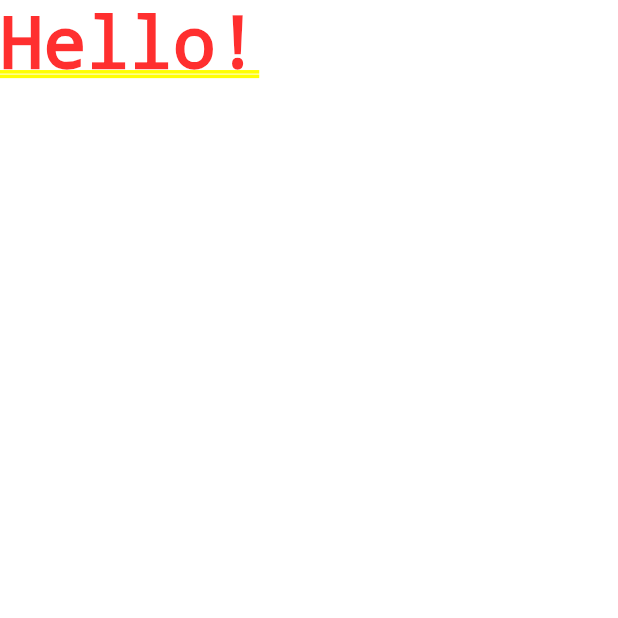
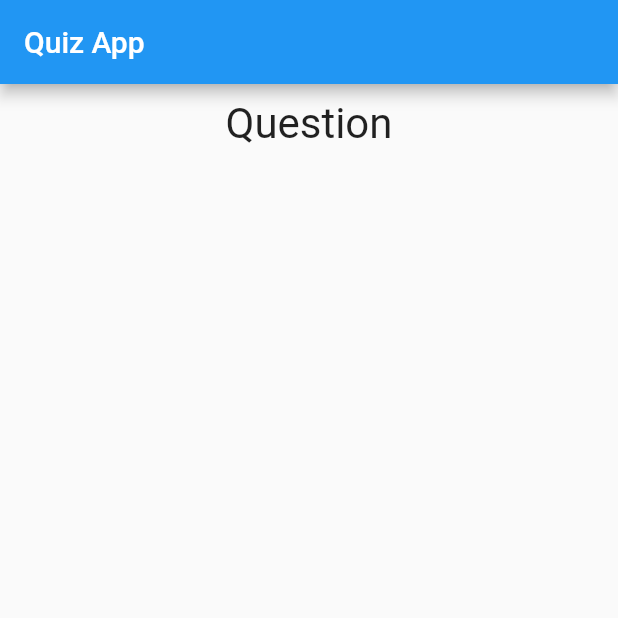
Before and after one commit to AntipenkoGleb/flutter_udemy_courses, a Flutter app: the screen it shows after launch, on a phone screen of 412 x 824 dp, the top half of it. Run offline on Flutter 3.47's test engine with Material 2 defaults, Android fonts, the phone set to English and light mode, and no system bars.

Commit message:
update Question widget, add one to main screen

```diff
--- a/flutter_complete_guide/flutter_basics/lib/main.dart
+++ b/flutter_complete_guide/flutter_basics/lib/main.dart
@@ -1,4 +1,6 @@
 import 'package:flutter/material.dart';
+
+import './question.dart';
 
 void main() {
   runApp(QuizApp());
@@ -12,6 +14,15 @@ class QuizApp extends StatefulWidget {
 class _QuizAppState extends State<QuizApp> {
   @override
   Widget build(BuildContext context) {
-    return MaterialApp(home: Text('Hello!'));
+    return MaterialApp(
+      home: Scaffold(
+        appBar: AppBar(title: Text('Quiz App')),
+        body: Column(
+          children: [
+            Question('Question'),
+          ],
+        ),
+      ),
+    );
   }
 }
--- a/flutter_complete_guide/flutter_basics/lib/question.dart
+++ b/flutter_complete_guide/flutter_basics/lib/question.dart
@@ -7,10 +7,14 @@ class Question extends StatelessWidget {
 
   @override
   Widget build(BuildContext context) {
-    return Text(
-      _questionText,
-      style: TextStyle(fontSize: 28),
-      textAlign: TextAlign.center,
+    return Container(
+      width: double.infinity,
+      margin: EdgeInsets.all(10),
+      child: Text(
+        _questionText,
+        style: TextStyle(fontSize: 28),
+        textAlign: TextAlign.center,
+      ),
     );
   }
 }
```
